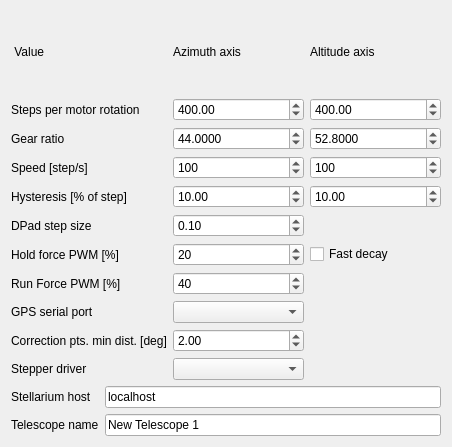
Above: PrefsDialog.ui from kwahoo2/Mortar before the change. Below: the same form after it.
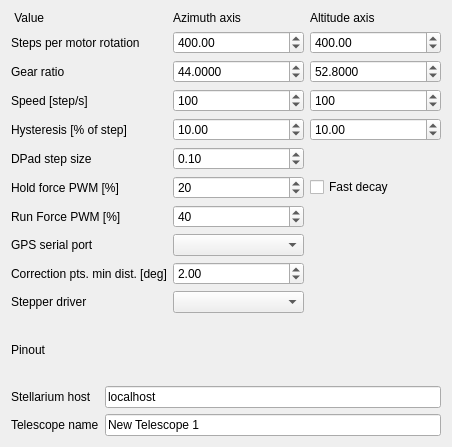
That is the form after the change. Icons and pictures are not drawn.

What changed in the file:
```diff
--- a/PrefsDialog.ui
+++ b/PrefsDialog.ui
@@ -320,6 +320,13 @@
      </item>
     </layout>
    </item>
+   <item row="1" column="0">
+    <widget class="QLabel" name="pinoutLabel">
+     <property name="text">
+      <string>Pinout</string>
+     </property>
+    </widget>
+   </item>
   </layout>
  </widget>
  <resources>
```
